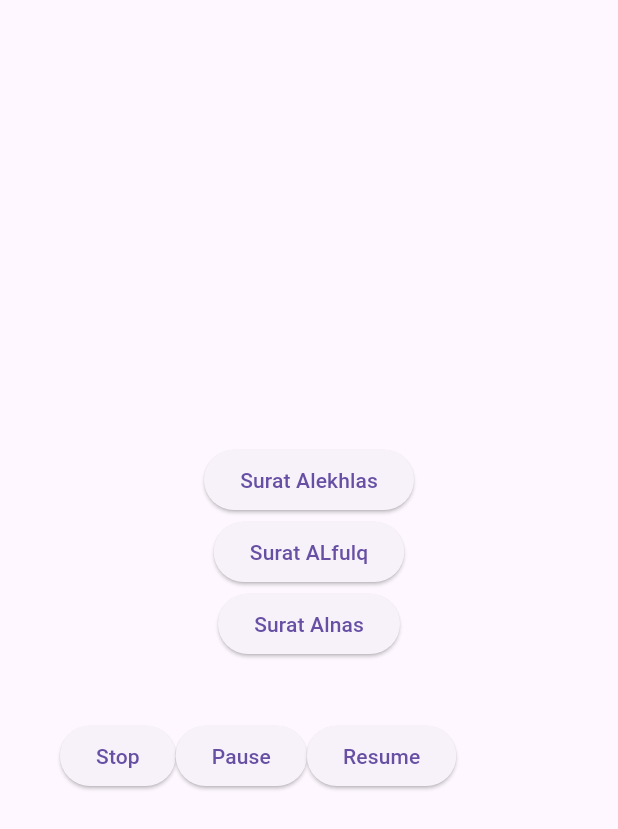
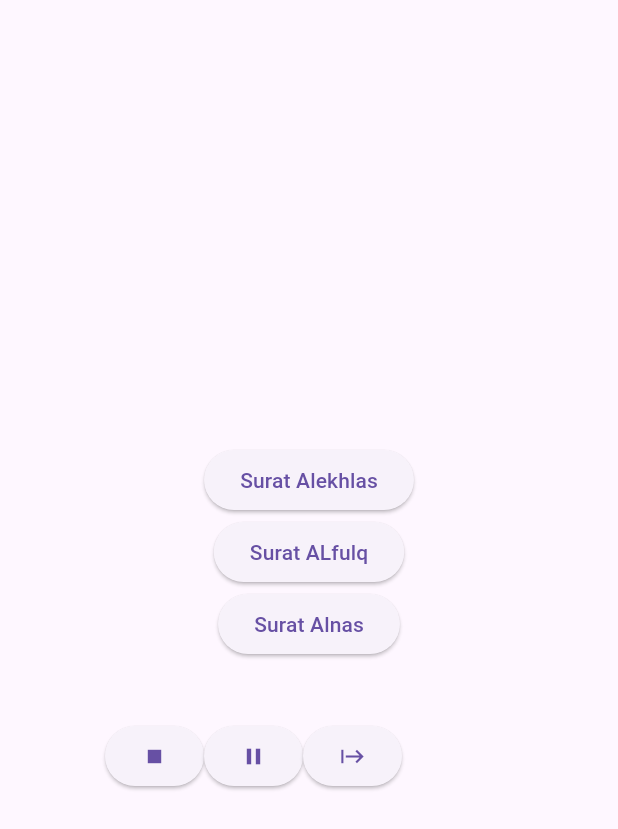
Before and after one commit to Nossiba-Abdulaziz/dowonload_packages, a Flutter app: the Package3 widget shown alone on an empty page, opened directly, on a phone screen of 412 x 824 dp. Shown: the top 829 px of the screen. Run offline on Flutter 3.47's test engine with Material 3 defaults, Android fonts, the phone set to English and light mode, and no system bars; our stand-ins replace audioplayers, carousel_slider, flutter_spinkit.

Commit message:
modified the audioplayer package

```diff
--- a/lib/Package3.dart
+++ b/lib/Package3.dart
@@ -2,9 +2,14 @@ import 'package:audioplayers/audioplayers.dart';
 import 'package:flutter/cupertino.dart';
 import 'package:flutter/material.dart';
 
-class Package3 extends StatelessWidget{
+class Package3 extends StatefulWidget{
   const Package3({super.key});
 
+  @override
+  State<Package3> createState() => _Package3State();
+}
+
+class _Package3State extends State<Package3> {
   @override
   Widget build(BuildContext context) {
     return Center(
@@ -39,10 +44,9 @@ ElevatedButton(onPressed: (){
         }, child: Text("Surat Alnas"),)
 
 ,Center(
-  child: Container(margin: EdgeInsets.only(top: 40,left: 40),
+  child: Container(margin: EdgeInsets.only(top: 40,left: 70),
 
-            child: Padding(
-              padding: const EdgeInsets.only(right: 15),
+
               child: Row(
 
                   children: [
@@ -55,7 +59,7 @@ ElevatedButton(onPressed: (){
                       final player=AudioPlayer();
                       player.stop();
 
-                    }, child: Text("Stop"),),
+                    }, child: Icon(Icons.stop),),
 
 
                     ElevatedButton(onPressed: (){
@@ -65,7 +69,7 @@ ElevatedButton(onPressed: (){
                       final player=AudioPlayer();
                       player.pause();
 
-                    }, child: Text("Pause"),),
+                    }, child: Icon(Icons.pause)),
 
 
                     ElevatedButton(onPressed: (){
@@ -75,13 +79,13 @@ ElevatedButton(onPressed: (){
                       final player=AudioPlayer();
                       player.resume();
 
-                    }, child: Text("Resume"),),
+                    }, child: Icon(Icons.start)),
 
 
                   ],
                 ),
             ),),
-)
+
 
       ],
     ),
--- a/pubspec.yaml
+++ b/pubspec.yaml
@@ -63,7 +63,7 @@ flutter:
 
   # To add assets to your application, add an assets section, like this:
   assets:
-     - images/a_dot_burr.jpeg
+     - assets/audio/
   #   - images/a_dot_ham.jpeg
 
 
```
